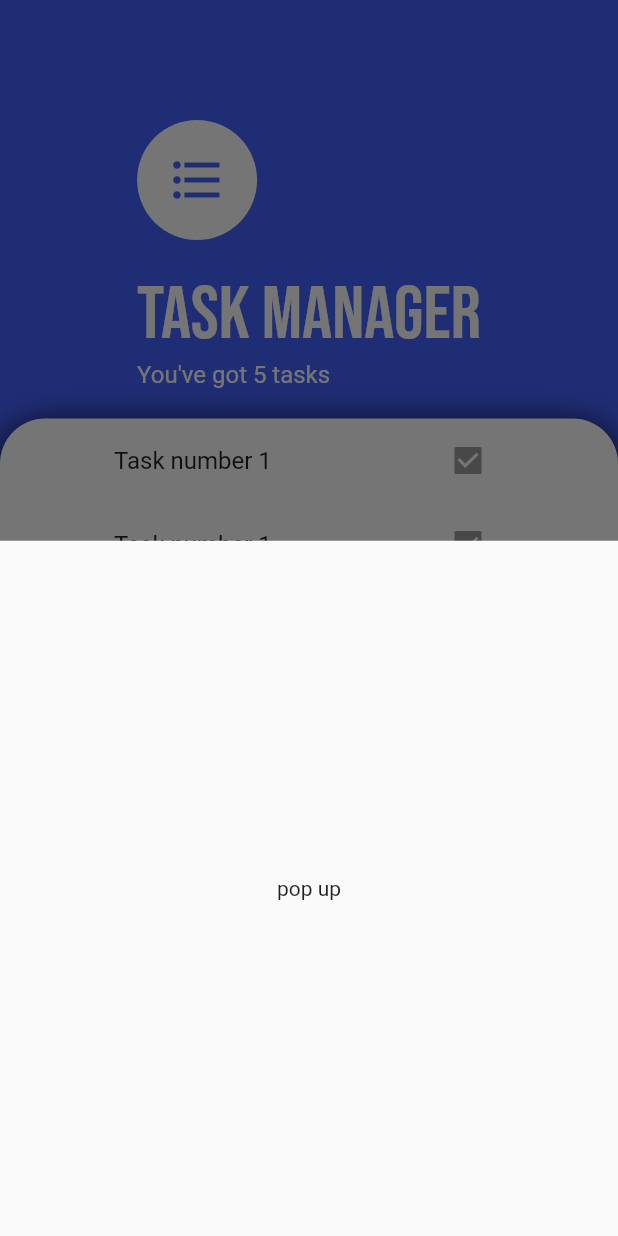
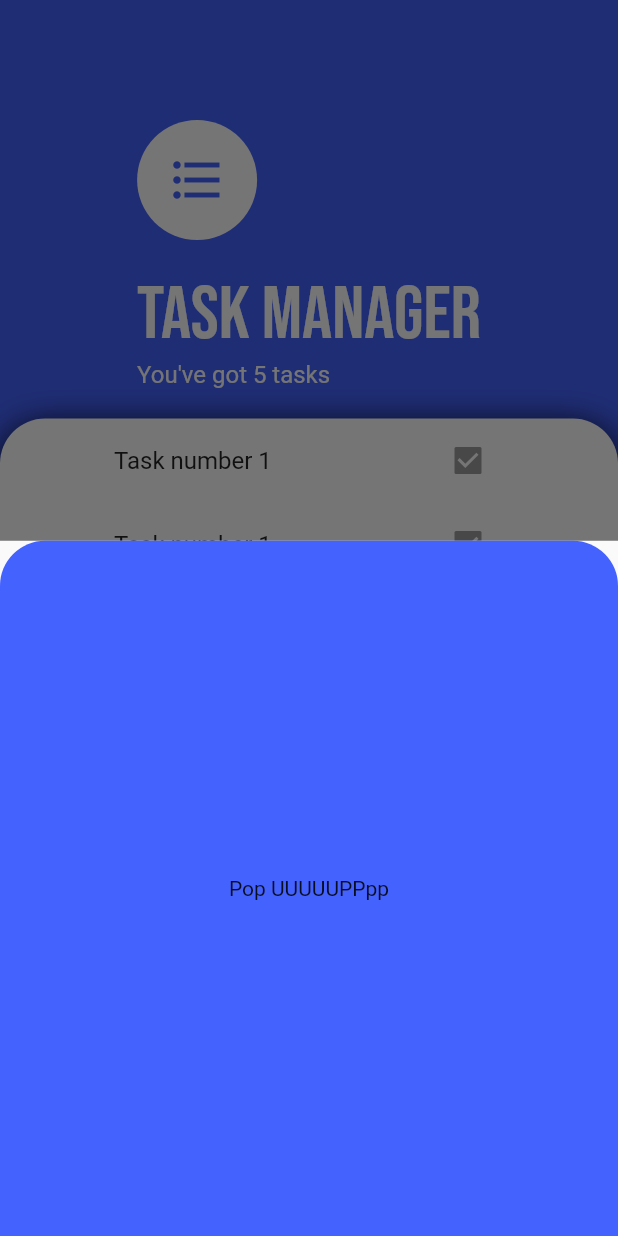
Before and after one commit to piotrstanny/flutter-task-manager, a Flutter app: the screen it shows after launch, after a tap on the "add" icon, on a phone screen of 412 x 824 dp. Run offline on Flutter 3.47's test engine with Material 2 defaults, Android fonts, the phone set to English and light mode, and no system bars; our stand-ins replace google_fonts.

Commit message:
Extract addTask pop-up as seperate component

```diff
--- /dev/null
+++ b/lib/screens/add_task_screen.dart
@@ -0,0 +1,19 @@
+import 'package:flutter/material.dart';
+
+class AddTaskScreen extends StatelessWidget {
+  @override
+  Widget build(BuildContext context) {
+    return Container(
+      decoration: BoxDecoration(
+        color: Color(0xff4462FE),
+        borderRadius: BorderRadius.only(
+          topLeft: Radius.circular(30.0),
+          topRight: Radius.circular(30.0),
+        ),
+      ),
+      child: Center(
+        child: Text('Pop UUUUUPPpp'),
+      ),
+    );
+  }
+}
--- a/lib/screens/tasks_screen.dart
+++ b/lib/screens/tasks_screen.dart
@@ -1,16 +1,9 @@
 import 'package:flutter/material.dart';
 import 'package:google_fonts/google_fonts.dart';
 import 'package:flutter_todo_app/components/tasks_list.dart';
+import 'package:flutter_todo_app/screens/add_task_screen.dart';
 
 class TasksScreen extends StatelessWidget {
-  Widget buildBottomSheet(BuildContext context) {
-    return Container(
-      child: Center(
-        child: Text('pop up'),
-      ),
-    );
-  }
-
   @override
   Widget build(BuildContext context) {
     return Scaffold(
@@ -19,7 +12,7 @@ class TasksScreen extends StatelessWidget {
         onPressed: () {
           showModalBottomSheet(
             context: context,
-            builder: buildBottomSheet,
+            builder: (context) => AddTaskScreen(),
           );
         },
         backgroundColor: Color(0xff4462FE),
```
